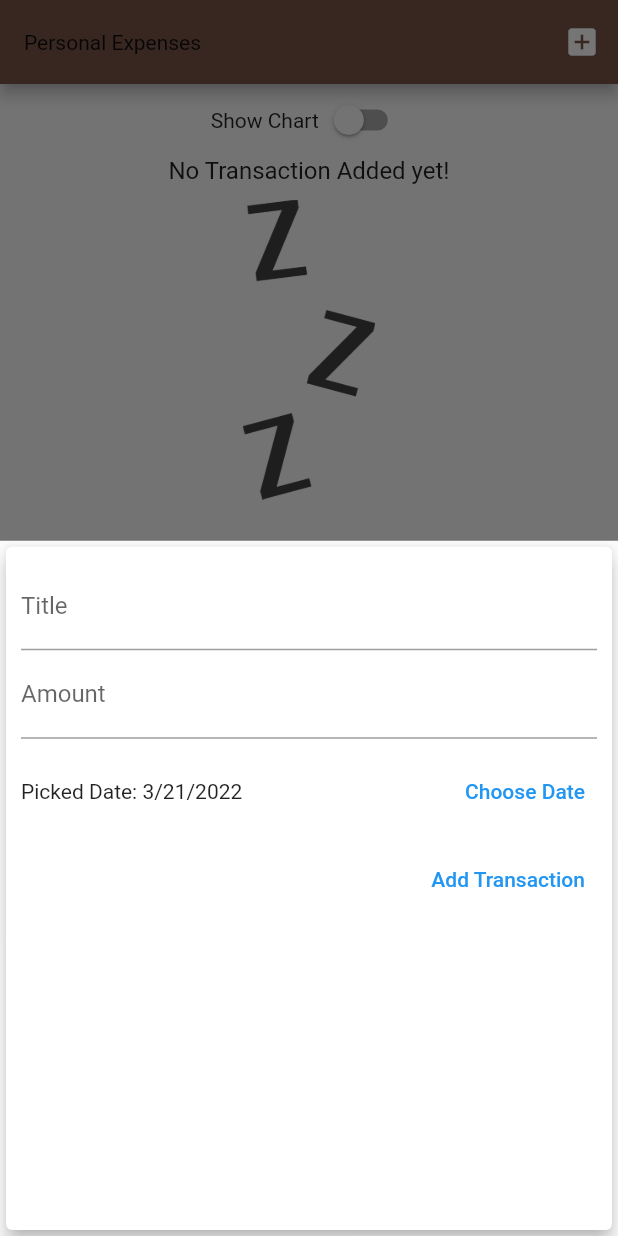
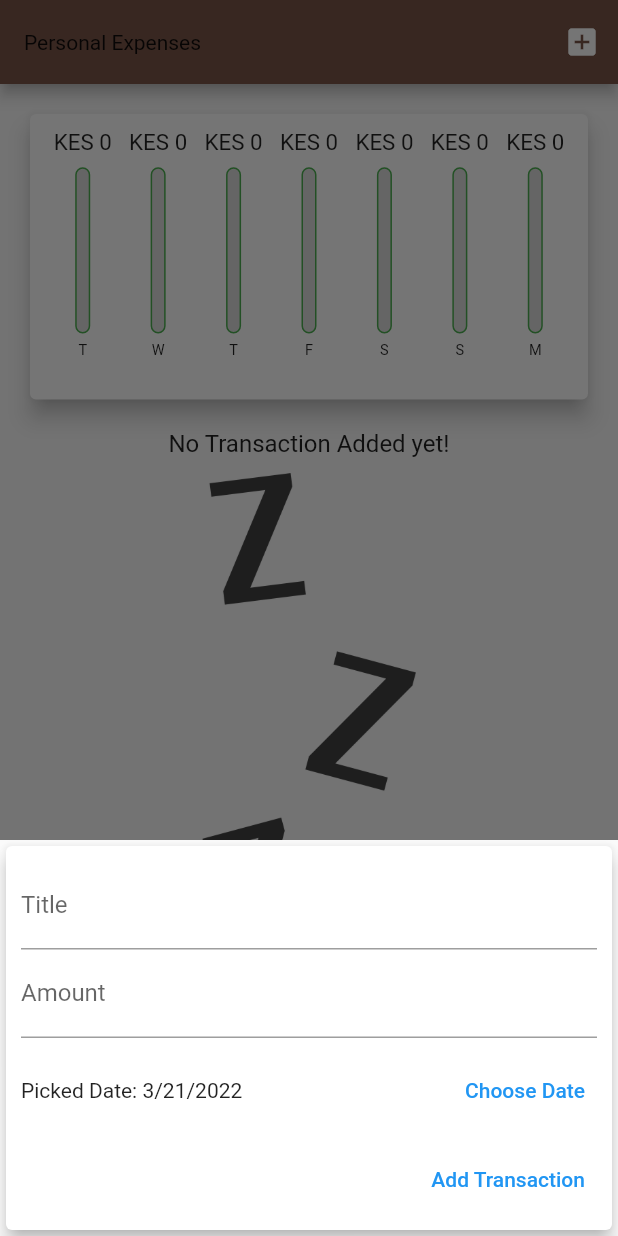
Before and after one commit to MichangaVictor/Personal_expense-flutter-, a Flutter app: the screen it shows after launch, after a tap on the "add box" icon, on a phone screen of 412 x 824 dp. Run offline on Flutter 3.47's test engine with Material 2 defaults, Android fonts, the phone set to English and light mode, and no system bars.

Commit message:
widgets update

```diff
--- a/expense/lib/main.dart
+++ b/expense/lib/main.dart
@@ -1,6 +1,5 @@
 import 'package:expense/widgets/chart.dart';
 import 'package:flutter/material.dart';
-import 'package:flutter/services.dart';
 import './widgets/new_transaction.dart';
 import './widgets/transaction_list.dart';
 import './models/transaction.dart';
@@ -105,6 +104,8 @@ class _MyHomePageState extends State<MyHomePage> {
 
   @override
   Widget build(BuildContext context) {
+    final mediaQuery = MediaQuery.of(context);
+    final isLandscape = mediaQuery.orientation == Orientation.landscape;
     final appBar = AppBar(
       title: const Text('Personal Expenses'),
       actions: <Widget>[
@@ -114,6 +115,12 @@ class _MyHomePageState extends State<MyHomePage> {
         ),
       ],
     );
+    final txListWidget = Container(
+        height: (mediaQuery.size.height -
+                appBar.preferredSize.height -
+                MediaQuery.of(context).padding.top) *
+            0.7,
+        child: TransactionList(_userTransactions, _deleteTransaction));
     return Scaffold(
       appBar: appBar,
       body: SingleChildScrollView(
@@ -121,11 +128,13 @@ class _MyHomePageState extends State<MyHomePage> {
           // mainAxisAlignment: MainAxisAlignment.start,
           crossAxisAlignment: CrossAxisAlignment.stretch,
           children: <Widget>[
+            if (isLandscape)
               Row(
                 mainAxisAlignment: MainAxisAlignment.center,
                 children: [
                   const Text('Show Chart'),
-                Switch(
+                  Switch.adaptive(
+                    activeColor: Theme.of(context).colorScheme.secondary,
                     value: _showChart,
                     onChanged: (val) {
                       setState(() {
@@ -135,21 +144,25 @@ class _MyHomePageState extends State<MyHomePage> {
                   ),
                 ],
               ),
+            if (!isLandscape)
+              Container(
+                height: (mediaQuery.size.height -
+                        appBar.preferredSize.height -
+                        mediaQuery.padding.top) *
+                    0.3,
+                child: Chart(_recentTransactions),
+              ),
+            if (!isLandscape) txListWidget,
+            if (isLandscape)
               _showChart
                   ? Container(
-                    height: (MediaQuery.of(context).size.height -
+                      height: (mediaQuery.size.height -
                               appBar.preferredSize.height -
-                            MediaQuery.of(context).padding.top) *
+                              mediaQuery.padding.top) *
                           0.7,
                       child: Chart(_recentTransactions),
                     )
-                : Container(
-                    height: (MediaQuery.of(context).size.height -
-                            appBar.preferredSize.height -
-                            MediaQuery.of(context).padding.top) *
-                        0.7,
-                    child:
-                        TransactionList(_userTransactions, _deleteTransaction)),
+                  : txListWidget
           ],
         ),
       ),
--- /dev/null
+++ b/expense/lib/widgets/adaptive_text_button.dart
@@ -0,0 +1,19 @@
+import 'package:flutter/material.dart';
+
+class AdaptiveTextButton extends StatelessWidget {
+  final String text;
+  final VoidCallback handler;
+  const AdaptiveTextButton(this.text, this.handler);
+  @override
+  Widget build(BuildContext context) {
+    return TextButton(
+      style: ButtonStyle(
+        foregroundColor: MaterialStateProperty.all<Color>(Colors.blue),
+      ),
+      onPressed: handler,
+      child: Text(
+        text,
+      ),
+    );
+  }
+}
--- a/expense/lib/widgets/new_transaction.dart
+++ b/expense/lib/widgets/new_transaction.dart
@@ -1,3 +1,4 @@
+import 'package:expense/widgets/adaptive_text_button.dart';
 import 'package:flutter/material.dart';
 import 'package:intl/intl.dart';
 
@@ -52,10 +53,16 @@ class _NewTransactionState extends State<NewTransaction> {
 
   @override
   Widget build(BuildContext context) {
-    return Card(
+    return SingleChildScrollView(
+      child: Card(
         elevation: 5,
         child: Container(
-        padding: const EdgeInsets.all(10),
+          padding: EdgeInsets.only(
+            top: 10,
+            left: 10,
+            right: 10,
+            bottom: MediaQuery.of(context).viewInsets.bottom + 10,
+          ),
           child: Column(
             crossAxisAlignment: CrossAxisAlignment.end,
             children: [
@@ -86,27 +93,13 @@ class _NewTransactionState extends State<NewTransaction> {
                             : 'Picked Date: ${DateFormat.yMd().format(_selectedDate)}',
                       ),
                     ),
-                  TextButton(
-                    style: ButtonStyle(
-                      foregroundColor:
-                          MaterialStateProperty.all<Color>(Colors.blue),
-                    ),
-                    onPressed: _presentDatePicker,
-                    child: const Text(
-                      'Choose Date',
-                    ),
-                  ),
+                    AdaptiveTextButton('Choose Date', _presentDatePicker)
                   ],
                 ),
               ),
-            TextButton(
-              style: ButtonStyle(
-                foregroundColor: MaterialStateProperty.all<Color>(Colors.blue),
+              AdaptiveTextButton('Add Transaction', _submitData)
+            ],
           ),
-              onPressed: _submitData,
-              child: const Text('Add Transaction'),
-            ),
-          ],
         ),
       ),
     );
--- a/expense/lib/widgets/transaction_list.dart
+++ b/expense/lib/widgets/transaction_list.dart
@@ -14,7 +14,9 @@ class TransactionList extends StatelessWidget {
   @override
   Widget build(BuildContext context) {
     return transactions.isEmpty
-        ? Column(
+        ? LayoutBuilder(
+            builder: ((context, constraints) {
+              return Column(
                 children: [
                   Text(
                     'No Transaction Added yet!',
@@ -24,13 +26,15 @@ class TransactionList extends StatelessWidget {
                     height: 10,
                   ),
                   Container(
-                height: 200,
+                    height: constraints.maxHeight * 0.6,
                     child: Image.asset(
                       'assets/images/waiting.png',
                       fit: BoxFit.cover,
                     ),
                   ),
                 ],
+              );
+            }),
           )
         : ListView.builder(
             itemBuilder: (ctx, index) {
@@ -57,7 +61,15 @@ class TransactionList extends StatelessWidget {
                   subtitle: Text(
                     DateFormat.yMMMd().format(transactions[index].date),
                   ),
-                  trailing: IconButton(
+                  trailing: MediaQuery.of(context).size.width > 360
+                      ? TextButton.icon(
+                          onPressed: () => deleteTx(transactions[index].id),
+                          label: const Text('Delete'),
+                          style: TextButton.styleFrom(
+                              backgroundColor: Theme.of(context).errorColor),
+                          icon: const Icon(Icons.delete),
+                        )
+                      : IconButton(
                           icon: const Icon(Icons.delete),
                           color: Theme.of(context).errorColor,
                           onPressed: () => deleteTx(transactions[index].id),
```
Lines whose indentation alone changed are shown as unchanged.
